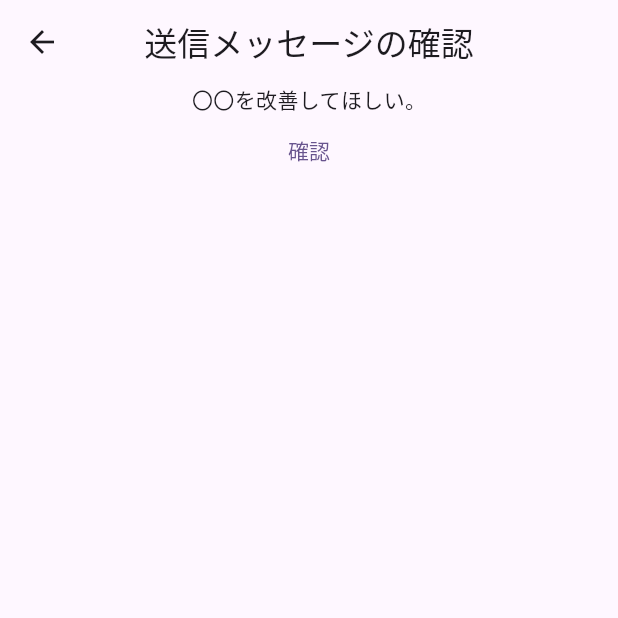
After one commit to Yuzucchi-cist/cist-keion-app, a Flutter app: the ConfirmSuggestionPage screen opened by its route, on a phone screen of 412 x 824 dp, the top half of it. The commit adds this screen. Run offline on Flutter 3.47's test engine with Material 2 defaults, Android fonts, the phone set to English and light mode, and no system bars; our stand-ins replace auto_route, firebase_core, flutter_hooks, hooks_riverpod; accounts and stored records are empty; generated files the repository leaves out were written again.

Commit message:
#16 [add] メッセージ確認画面作成

```diff
--- a/lib/core/router/app_router.dart
+++ b/lib/core/router/app_router.dart
@@ -8,6 +8,7 @@ import '../../feature/reservation/presentation/pages/choose_reserve_table_page.d
 import '../../feature/reservation/presentation/pages/confirm_reservation_page.dart';
 import '../../feature/reservation/presentation/pages/make_reservation_detail_page.dart';
 import '../../feature/reservation/presentation/pages/reservation_complete_page.dart';
+import '../../feature/suggestion/presentation/pages/confirm_suggestion_page.dart';
 import '../../feature/suggestion/presentation/pages/create_suggestion_page.dart';
 
 part 'app_router.gr.dart';
@@ -28,5 +29,7 @@ class AppRouter extends _$AppRouter {
         AutoRoute(
             path: '/reservation_complete', page: ReservationCompleteRoute.page),
         AutoRoute(path: '/suggest', page: CreateSuggestionRoute.page),
+        AutoRoute(
+            path: '/confirm_suggestion', page: ConfirmSuggestionRoute.page),
       ];
 }
--- /dev/null
+++ b/lib/feature/suggestion/presentation/pages/confirm_suggestion_page.dart
@@ -0,0 +1,32 @@
+import 'package:auto_route/annotations.dart';
+import 'package:flutter/material.dart';
+import 'package:hooks_riverpod/hooks_riverpod.dart';
+
+@RoutePage()
+class ConfirmSuggestionPage extends HookConsumerWidget {
+  const ConfirmSuggestionPage({super.key});
+
+  @override
+  Widget build(BuildContext context, WidgetRef ref) {
+    return Scaffold(
+      appBar: AppBar(
+        title: const Text('送信メッセージの確認'),
+        centerTitle: true,
+      ),
+      body: Center(
+        child: Column(
+          children: [
+            const Text('〇〇を改善してほしい。'),
+            TextButton(
+              onPressed: () {},
+              child: Text(
+                '確認',
+                style: const TextTheme().bodyLarge,
+              ),
+            ),
+          ],
+        ),
+      ),
+    );
+  }
+}
```
